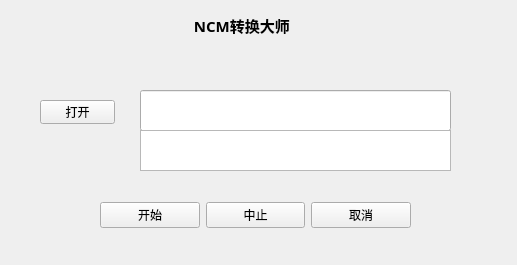
tthres/ncm_2_mp3, file src/widget.ui: the form before one commit.
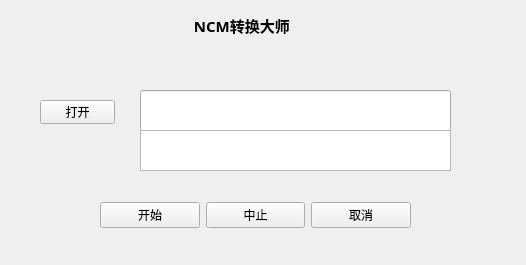
The form after the commit.

Diff of the .ui file:
```diff
--- a/src/widget.ui
+++ b/src/widget.ui
@@ -6,7 +6,7 @@
    <rect>
     <x>0</x>
     <y>0</y>
-    <width>517</width>
+    <width>526</width>
     <height>265</height>
    </rect>
   </property>
```
